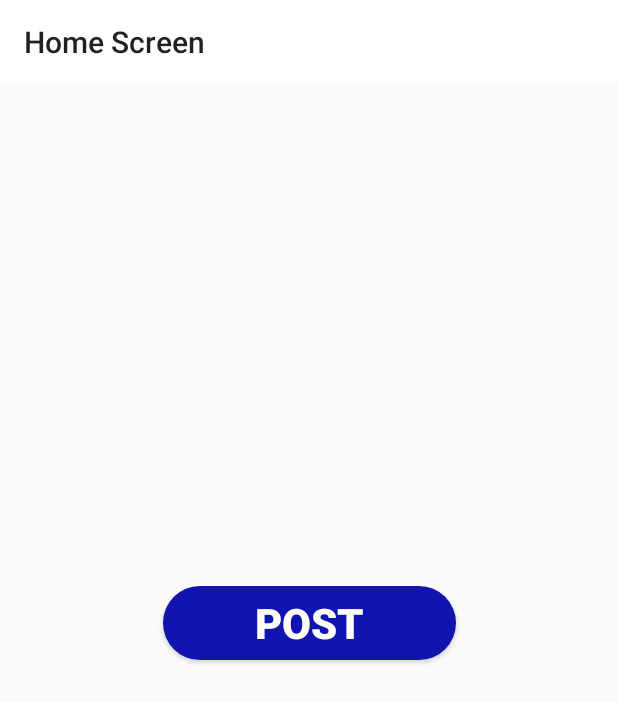
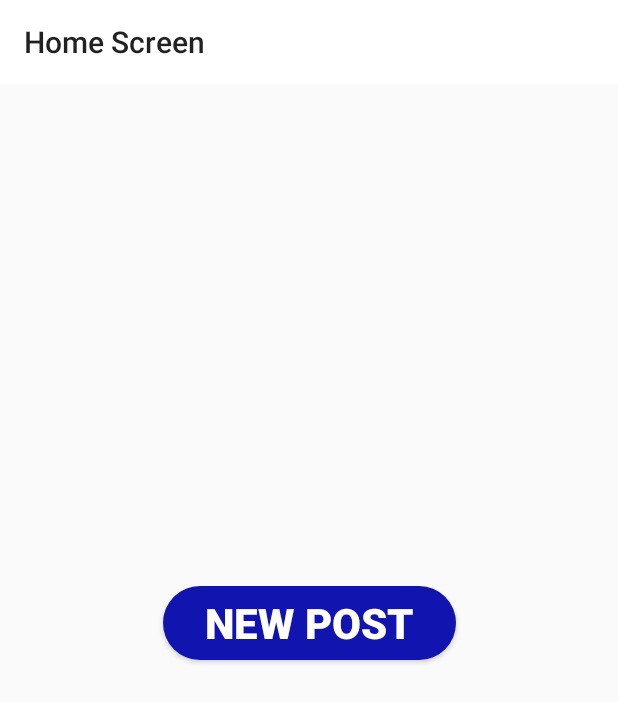
Before and after one commit to JaidenRM/MyMems, an Android app: the MainActivity screen opened directly, with no data from a screen before it, on a phone screen of 412 x 824 dp. Shown: the top 702 px of the screen. Run offline under Robolectric (Android 15) with nearby library versions, the phone set to English and light mode, and no system bars; our stand-ins replace Firebase (no records; nobody signed in at launch, a user with empty details on screens opened directly).

Commit message:
added integration with mainactivity and postactivity TODO: added camera & images functionality

```diff
--- a/app/src/main/java/com/github/jaidenrm/mymems/MainActivity.java
+++ b/app/src/main/java/com/github/jaidenrm/mymems/MainActivity.java
@@ -1,7 +1,10 @@
 package com.github.jaidenrm.mymems;
 
+import android.content.Intent;
 import android.support.v7.app.AppCompatActivity;
 import android.os.Bundle;
+import android.view.View;
+import android.widget.Button;
 import android.widget.Toast;
 
 import com.google.firebase.auth.FirebaseAuth;
@@ -9,11 +12,25 @@ import com.google.firebase.auth.FirebaseUser;
 
 public class MainActivity extends AppCompatActivity {
 
+    private Button newPost;
+
     @Override
     protected void onCreate(Bundle savedInstanceState) {
         super.onCreate(savedInstanceState);
         setContentView(R.layout.activity_main);
         FirebaseUser user = FirebaseAuth.getInstance().getCurrentUser();
         Toast.makeText(this, user.getDisplayName(), Toast.LENGTH_SHORT).show();
+        InitUI();
+    }
+
+    private void InitUI() {
+        newPost = findViewById(R.id.main_newPost_button);
+        newPost.setOnClickListener(new View.OnClickListener() {
+            @Override
+            public void onClick(View v) {
+                Intent intent = new Intent(getApplicationContext(), PostActivity.class);
+                startActivity(intent);
+            }
+        });
     }
 }
--- a/app/src/main/res/layout/activity_main.xml
+++ b/app/src/main/res/layout/activity_main.xml
@@ -23,7 +23,7 @@
         app:layout_constraintGuide_percent="0.504222" />
 
     <Button
-        android:id="@+id/button"
+        android:id="@+id/main_newPost_button"
         android:layout_width="195dp"
         android:layout_height="49dp"
         android:layout_marginBottom="8dp"
@@ -32,7 +32,7 @@
         android:layout_marginRight="8dp"
         android:layout_marginStart="8dp"
         android:background="@drawable/button_style"
-        android:text="Post"
+        android:text="New Post"
         android:textColor="#ffffff"
         android:textSize="28sp"
         android:textStyle="bold"
```
